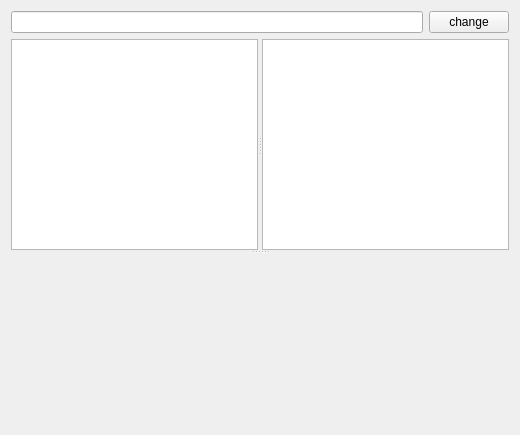
This is spikeylab/stim/vocal_parameters.ui in portfors-lab/sparkle as Qt 5 draws it before an edit. The edited form follows.
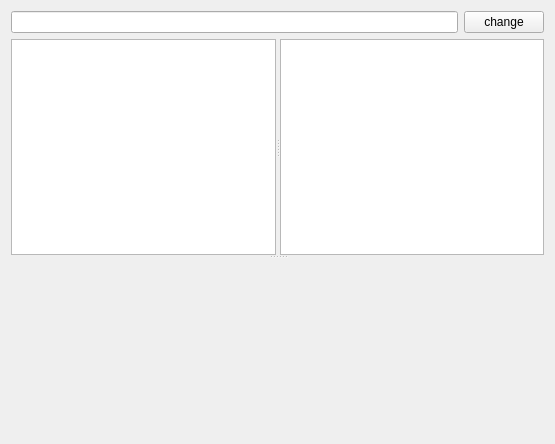
This is the edited form. Custom widgets are drawn as their Qt base class.

Commit message: set position and focus for editor widgets

The edit to the form file:
```diff
--- a/spikeylab/stim/vocal_parameters.ui
+++ b/spikeylab/stim/vocal_parameters.ui
@@ -6,8 +6,8 @@
    <rect>
     <x>0</x>
     <y>0</y>
-    <width>520</width>
-    <height>435</height>
+    <width>555</width>
+    <height>444</height>
    </rect>
   </property>
   <property name="windowTitle">
```
Left out of the diff: 22 changed lines with no effect on the pictures. The commit also changes 4 other files.
